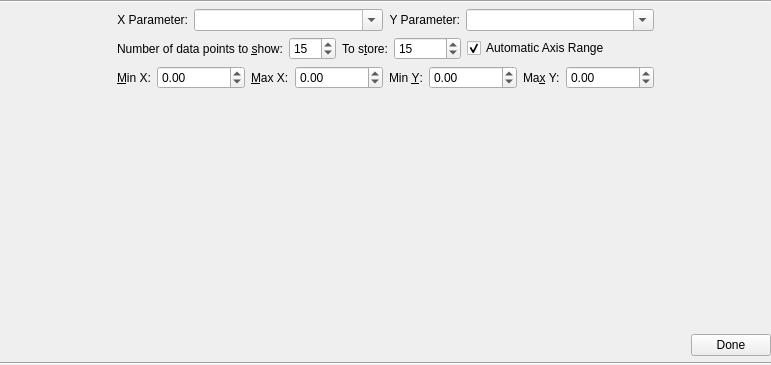
mavlink/qgroundcontrol, file src/ui/designer/QGCXYPlot.ui: the form before one commit.
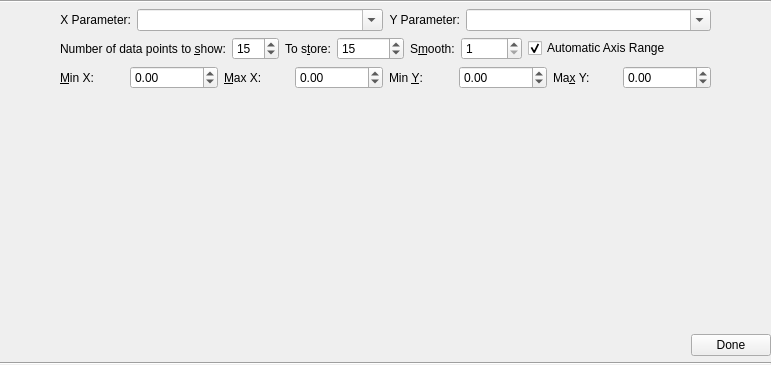
The form after the commit.

Commit message: QGCXYPlot: Add smoothing ability to smooth the last N points of data

```diff
--- a/src/ui/designer/QGCXYPlot.ui
+++ b/src/ui/designer/QGCXYPlot.ui
@@ -190,6 +190,32 @@
            </property>
           </widget>
          </item>
+         <item>
+          <widget class="QLabel" name="lblSmooth">
+           <property name="toolTip">
+            <string>Number of points to average, to provide a smoothing effect of the plotted values</string>
+           </property>
+           <property name="text">
+            <string>S&amp;mooth:</string>
+           </property>
+           <property name="buddy">
+            <cstring>smoothSpinBox</cstring>
+           </property>
+          </widget>
+         </item>
+         <item>
+          <widget class="QSpinBox" name="smoothSpinBox">
+           <property name="toolTip">
+            <string>Number of points to average, to provide a smoothing effect of the plotted values</string>
+           </property>
+           <property name="minimum">
+            <number>1</number>
+           </property>
+           <property name="maximum">
+            <number>99999</number>
+           </property>
+          </widget>
+         </item>
          <item>
           <widget class="QCheckBox" name="automaticAxisRange">
            <property name="text">
```
Left out of the diff: 1 changed line with no effect on the pictures. The commit also changes 1 other file.
